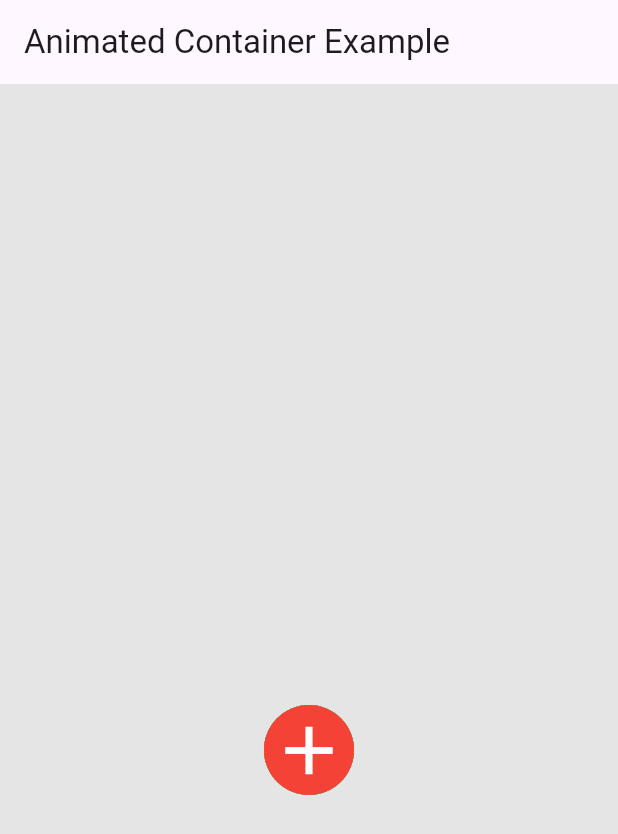
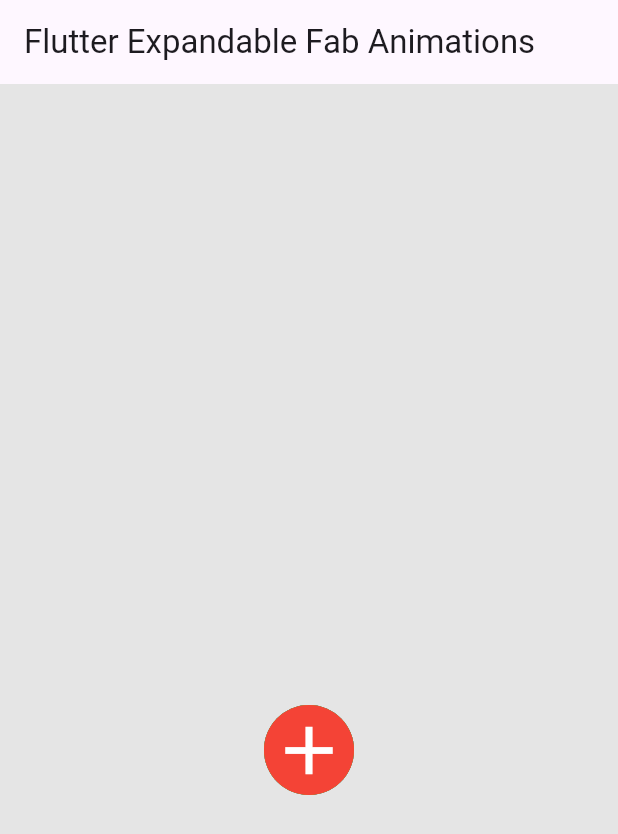
Before and after one commit to RishabhSahu24/FlutterExpandableFabAnimations, a Flutter app: the screen it shows after launch, on a phone screen of 412 x 824 dp. Shown: the top 834 px of the screen. Run offline on Flutter 3.47's test engine with Material 3 defaults, Android fonts, the phone set to English and light mode, and no system bars.

Commit message:
Changed Title

```diff
--- a/lib/main.dart
+++ b/lib/main.dart
@@ -44,7 +44,7 @@ class _AnimatedButtonsState extends State<AnimatedButtons>
     return Scaffold(
       backgroundColor: const Color(0xffE5E5E5),
       appBar: AppBar(
-        title: const Text('Animated Container Example'),
+        title: const Text('Flutter Expandable Fab Animations'),
       ),
       body: Center(
         child: SizedBox(
```
